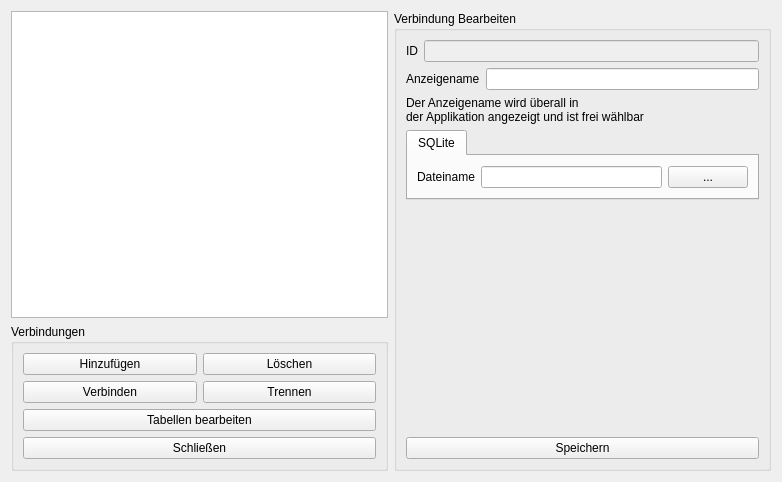
Before: the Qt Designer form qt/doDBConnection/doDBConnectionEditor.ui in stackshadow/copilot, drawn with Qt 5.
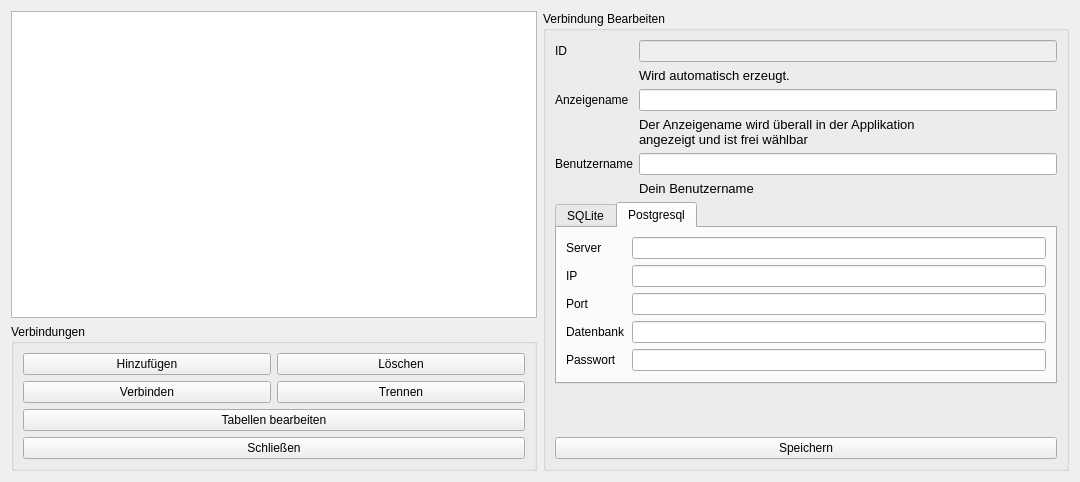
After: the same form once the commit is applied.

Commit message: Features, we need more features - Add postgresql-support - add delete of data - The actual selected element is now saved in a seperate structure - Editor have now an edit-mode ( later for lockind the entry in the db ) - deletion is now shown in the dbTree - we get only once a connection from the list per entry ( not again and again )

Diff of the .ui file:
```diff
--- a/qt/doDBConnection/doDBConnectionEditor.ui
+++ b/qt/doDBConnection/doDBConnectionEditor.ui
@@ -6,7 +6,7 @@
    <rect>
     <x>0</x>
     <y>0</y>
-    <width>782</width>
+    <width>1080</width>
     <height>482</height>
    </rect>
   </property>
@@ -118,15 +118,29 @@
      </property>
      <layout class="QVBoxLayout" name="verticalLayout_2">
       <item>
-       <layout class="QHBoxLayout" name="horizontalLayout_6">
-        <item>
+       <layout class="QGridLayout" name="gridLayout" columnstretch="0,0" columnminimumwidth="0,0">
+        <item row="0" column="0">
          <widget class="QLabel" name="labelConnectionID">
           <property name="text">
            <string>ID</string>
           </property>
          </widget>
         </item>
-        <item>
+        <item row="2" column="0">
+         <widget class="QLabel" name="labelConnectionDisplayName">
+          <property name="text">
+           <string>Anzeigename</string>
+          </property>
+         </widget>
+        </item>
+        <item row="5" column="0">
+         <widget class="QLabel" name="labelUserName">
+          <property name="text">
+           <string>Benutzername</string>
+          </property>
+         </widget>
+        </item>
+        <item row="0" column="1">
          <widget class="QLineEdit" name="lineEditConnectionID">
           <property name="enabled">
            <bool>false</bool>
@@ -142,18 +156,7 @@
           </property>
          </widget>
         </item>
-       </layout>
-      </item>
-      <item>
-       <layout class="QHBoxLayout" name="horizontalLayout_5">
-        <item>
-         <widget class="QLabel" name="labelConnectionDisplayName">
-          <property name="text">
-           <string>Anzeigename</string>
-          </property>
-         </widget>
-        </item>
-        <item>
+        <item row="2" column="1">
          <widget class="QLineEdit" name="lineEditConnectionDisplayName">
           <property name="sizePolicy">
            <sizepolicy hsizetype="Expanding" vsizetype="Fixed">
@@ -163,25 +166,78 @@
           </property>
          </widget>
         </item>
+        <item row="5" column="1">
+         <widget class="QLineEdit" name="lineEditUserName"/>
+        </item>
+        <item row="4" column="1">
+         <widget class="QLabel" name="label_2">
+          <property name="enabled">
+           <bool>true</bool>
+          </property>
+          <property name="sizePolicy">
+           <sizepolicy hsizetype="Maximum" vsizetype="Preferred">
+            <horstretch>0</horstretch>
+            <verstretch>0</verstretch>
+           </sizepolicy>
+          </property>
+          <property name="font">
+           <font>
+            <pointsize>10</pointsize>
+            <italic>false</italic>
+           </font>
+          </property>
+          <property name="text">
+           <string>&lt;html&gt;&lt;head/&gt;&lt;body&gt;&lt;p&gt;Der Anzeigename wird überall in der Applikation &lt;br/&gt;angezeigt und ist frei wählbar&lt;/p&gt;&lt;/body&gt;&lt;/html&gt;</string>
+          </property>
+          <property name="alignment">
+           <set>Qt::AlignLeading|Qt::AlignLeft|Qt::AlignTop</set>
+          </property>
+         </widget>
+        </item>
+        <item row="1" column="1">
+         <widget class="QLabel" name="label_4">
+          <property name="enabled">
+           <bool>true</bool>
+          </property>
+          <property name="font">
+           <font>
+            <pointsize>10</pointsize>
+            <italic>false</italic>
+           </font>
+          </property>
+          <property name="text">
+           <string>Wird automatisch erzeugt.</string>
+          </property>
+          <property name="alignment">
+           <set>Qt::AlignLeading|Qt::AlignLeft|Qt::AlignTop</set>
+          </property>
+         </widget>
+        </item>
+        <item row="6" column="1">
+         <widget class="QLabel" name="label_3">
+          <property name="enabled">
+           <bool>true</bool>
+          </property>
+          <property name="font">
+           <font>
+            <pointsize>10</pointsize>
+            <italic>false</italic>
+           </font>
+          </property>
+          <property name="text">
+           <string>Dein Benutzername</string>
+          </property>
+          <property name="alignment">
+           <set>Qt::AlignLeading|Qt::AlignLeft|Qt::AlignTop</set>
+          </property>
+         </widget>
+        </item>
        </layout>
       </item>
-      <item>
-       <widget class="QLabel" name="label_2">
-        <property name="sizePolicy">
-         <sizepolicy hsizetype="Maximum" vsizetype="Preferred">
-          <horstretch>0</horstretch>
-          <verstretch>0</verstretch>
-         </sizepolicy>
-        </property>
-        <property name="text">
-         <string>&lt;html&gt;&lt;head/&gt;&lt;body&gt;&lt;p&gt;Der Anzeigename wird überall in &lt;br/&gt;der Applikation angezeigt und ist frei wählbar&lt;/p&gt;&lt;/body&gt;&lt;/html&gt;</string>
-        </property>
-       </widget>
-      </item>
       <item>
        <widget class="QTabWidget" name="tabConnections">
         <property name="currentIndex">
-         <number>0</number>
+         <number>1</number>
         </property>
         <widget class="QWidget" name="sqlite">
          <attribute name="title">
@@ -218,6 +274,70 @@
           </item>
          </layout>
         </widget>
+        <widget class="QWidget" name="pgsql">
+         <attribute name="title">
+          <string>Postgresql</string>
+         </attribute>
+         <layout class="QGridLayout" name="gridLayout_2">
+          <item row="1" column="0">
+           <widget class="QLabel" name="labelPQIP">
+            <property name="text">
+             <string>IP</string>
+            </property>
+           </widget>
+          </item>
+          <item row="0" column="0">
+           <widget class="QLabel" name="labelPQServer">
+            <property name="text">
+             <string>Server</string>
+            </property>
+           </widget>
+          </item>
+          <item row="0" column="1">
+           <widget class="QLineEdit" name="lineEditPQServer"/>
+          </item>
+          <item row="1" column="1">
+           <widget class="QLineEdit" name="lineEditPQIP"/>
+          </item>
+          <item row="2" column="0">
+           <widget class="QLabel" name="labelPQPort">
+            <property name="text">
+             <string>Port</string>
+            </property>
+           </widget>
+          </item>
+          <item row="3" column="0">
+           <widget class="QLabel" name="labelPQDB">
+            <property name="text">
+             <string>Datenbank</string>
+            </property>
+           </widget>
+          </item>
+          <item row="5" column="0">
+           <widget class="QLabel" name="labelPQPassword">
+            <property name="text">
+             <string>Passwort</string>
+            </property>
+           </widget>
+          </item>
+          <item row="2" column="1">
+           <widget class="QLineEdit" name="lineEditPQPort"/>
+          </item>
+          <item row="3" column="1">
+           <widget class="QLineEdit" name="lineEditPQDB"/>
+          </item>
+          <item row="5" column="1">
+           <widget class="QLineEdit" name="lineEditPQPassword">
+            <property name="inputMethodHints">
+             <set>Qt::ImhHiddenText|Qt::ImhNoAutoUppercase|Qt::ImhNoPredictiveText|Qt::ImhSensitiveData</set>
+            </property>
+            <property name="echoMode">
+             <enum>QLineEdit::Password</enum>
+            </property>
+           </widget>
+          </item>
+         </layout>
+        </widget>
        </widget>
       </item>
       <item>
```
The commit also changes 38 other files.
